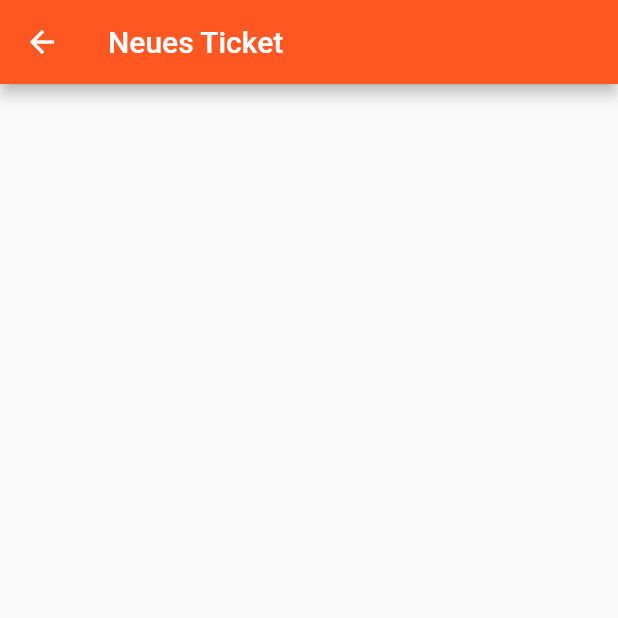
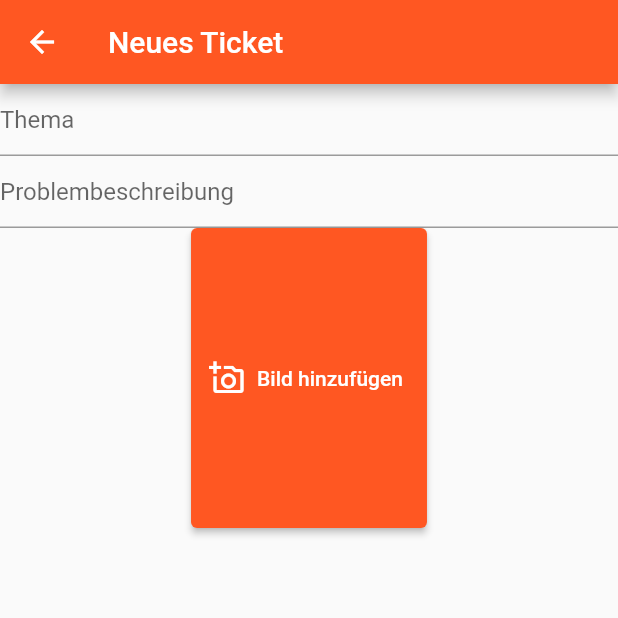
Before and after one commit to mayaArh/Hausmeisterapp, a Flutter app: the TicketCreationView screen opened by its route, on a phone screen of 412 x 824 dp, the top half of it. Run offline on Flutter 3.47's test engine with Material 2 defaults, Android fonts, the phone set to English and light mode, and no system bars; our stand-ins replace firebase_auth, firebase_core, flutter_secure_storage, image_picker, sqflite; accounts and stored records are empty.

```diff
--- a/lib/constants/routes.dart
+++ b/lib/constants/routes.dart
@@ -2,4 +2,4 @@ const loginRoute = '/login/';
 const registerRoute = '/register/';
 const renterHomeRoute = '/renter_home/';
 const verifyEmailRoute = '/verify_email/';
-const newTicketRoute = 'renter_views/new_ticket/';
+const newTicketRoute = 'renter_views/create_ticket/';
--- a/lib/main.dart
+++ b/lib/main.dart
@@ -1,6 +1,6 @@
 import 'package:flutter/material.dart';
 import 'package:mein_digitaler_hausmeister/services/auth/auth_service.dart';
-import 'package:mein_digitaler_hausmeister/views/renter_views/create_ticket.dart';
+import 'package:mein_digitaler_hausmeister/views/renter_views/create_ticket_view.dart';
 import 'constants/routes.dart';
 import 'views/login_view.dart';
 import 'views/register_view.dart';
--- a/lib/services/crud/tickets_service.dart
+++ b/lib/services/crud/tickets_service.dart
@@ -1,6 +1,4 @@
 import 'dart:async';
-
-import 'package:image/image.dart';
 
 import 'package:flutter/foundation.dart';
 import 'package:mein_digitaler_hausmeister/enums/ticket_status.dart';
@@ -135,6 +133,7 @@ class TicketService {
         id: ticketId,
         userId: owner.id,
         imgId: null,
+        topic: '',
         description: '',
         status: TicketStatus.open,
         isSyncedWithCloud: true);
@@ -273,13 +272,20 @@ class DatabaseUser {
 @immutable
 class DatabaseTicketImage {
   final int id;
-  final Image img;
+  final String img;
 
   const DatabaseTicketImage({required this.id, required this.img});
 
-  DatabaseTicketImage.fromRow(Map<String, int> map)
+  DatabaseTicketImage.fromRow(Map<String, dynamic> map)
       : id = map[idColumn] as int,
-        img = map[imgColumn] as Image;
+        img = map[imgColumn] as String;
+
+  Map<String, dynamic> toMap() {
+    var map = <String, dynamic>{};
+    map['id'] = id;
+    map['image'] = img;
+    return map;
+  }
 
   @override
   String toString() => 'Photo ID: $id';
@@ -296,6 +302,7 @@ class DatabaseTicket {
   final int id;
   final int userId;
   final int? imgId;
+  final String topic;
   final String description;
   final TicketStatus status;
   final bool isSyncedWithCloud;
@@ -304,6 +311,7 @@ class DatabaseTicket {
       {required this.id,
       required this.userId,
       required this.imgId,
+      required this.topic,
       required this.description,
       required this.status,
       required this.isSyncedWithCloud});
@@ -311,6 +319,7 @@ class DatabaseTicket {
   DatabaseTicket.fromRow(Map<String, Object?> map)
       : id = map[idColumn] as int,
         userId = map[userIdColumn] as int,
+        topic = map[topicColumn] as String,
         description = map[descriptionColumn] as String,
         imgId = map[imgIdColumn] as int?,
         status = TicketStatus.values.byName(map[statusColumn] as String),
@@ -318,7 +327,7 @@ class DatabaseTicket {
 
   @override
   String toString() =>
-      'Ticket: ID = $id, ${userId.toString()}, description: $description, ${imgId.toString()}, status: ${status.toString()}, isSyncedWithCloud: ${isSyncedWithCloud.toString()}';
+      'Ticket: ID = $id, ${userId.toString()}, topic: $topic, description: $description, ${imgId.toString()}, status: ${status.toString()}, isSyncedWithCloud: ${isSyncedWithCloud.toString()}';
 
   @override
   bool operator ==(covariant DatabaseTicket other) => id == other.id;
@@ -335,6 +344,7 @@ const lastNameColumn = 'lastName';
 const emailColumn = 'email';
 const imgColumn = 'image';
 const userColumn = 'user';
+const topicColumn = 'topic';
 const descriptionColumn = 'description';
 const imgIdColumn = 'imageId';
 const statusColumn = 'status';
@@ -351,17 +361,18 @@ const createUserTable = '''CREATE TABLE IF NOT EXISTS "users" (
       );''';
 const createTicketPhotoTable = '''CREATE TABLE IF NOT EXISTS "ticket_photos" (
         "id" INTEGER NOT NULL,
-        "image" TEXT NOT NULL;
+        "image" TEXT NOT NULL,
         PRIMARY KEY("id" AUTOINCREMENT)
       );''';
 const createTicketTable = '''CREATE TABLE IF NOT EXISTS "tickets" (
         "id" INTEGER NOT NULL,
         "userId" INTEGER NOT NULL,
         "imageId" INTEGER,
+        "topic" TEXT NOT NULL,
         "description" TEXT,
         "status" TEXT NOT NULL,
         "isSyncedWithCloud" INTEGER NOT NULL DEFAULT 0,
-        FOREIGN KEY ("user_id") REFERENCES "users"("id"),
+        FOREIGN KEY ("userId") REFERENCES "users"("id"),
         FOREIGN KEY ("imageId") REFERENCES "ticket_photos"("id"),
         PRIMARY KEY("id" AUTOINCREMENT)
       );''';
--- a/lib/views/renter_views/create_ticket.dart
+++ /dev/null
@@ -1,19 +0,0 @@
-import 'package:flutter/material.dart';
-import 'package:flutter/src/widgets/framework.dart';
-import 'package:flutter/src/widgets/placeholder.dart';
-
-class TicketCreationView extends StatefulWidget {
-  const TicketCreationView({super.key});
-
-  @override
-  State<TicketCreationView> createState() => _TicketCreationViewState();
-}
-
-class _TicketCreationViewState extends State<TicketCreationView> {
-  @override
-  Widget build(BuildContext context) {
-    return Scaffold(
-      appBar: AppBar(title: const Text('Neues Ticket')),
-    );
-  }
-}
--- /dev/null
+++ b/lib/views/renter_views/create_ticket_view.dart
@@ -0,0 +1,93 @@
+import 'dart:convert';
+import 'dart:io';
+
+import 'package:flutter/material.dart';
+import 'package:flutter/src/widgets/framework.dart';
+import 'package:flutter/src/widgets/placeholder.dart';
+import 'package:image_picker/image_picker.dart';
+
+import '../../services/crud/tickets_service.dart';
+
+class ImageCouldNotBeReadAsBytes implements Exception {}
+
+class TicketCreationView extends StatefulWidget {
+  const TicketCreationView({super.key});
+
+  @override
+  State<TicketCreationView> createState() => _TicketCreationViewState();
+}
+
+class _TicketCreationViewState extends State<TicketCreationView> {
+  DatabaseTicket? _ticket;
+  late final TicketService _ticketService;
+
+  late final TextEditingController _topic;
+  late final TextEditingController _description;
+  late final ImagePicker _imagePicker;
+
+  XFile? _image;
+  String _imageLocation = '';
+
+  void _getImage(BuildContext context) async {
+    XFile? image = await _imagePicker.pickImage(source: ImageSource.camera);
+    if (image != null) {
+      try {
+        final bytes = await image.readAsBytes();
+        final imageLocation = base64Encode(bytes);
+        setState(() {
+          _image = image;
+          _imageLocation = imageLocation;
+        });
+      } catch (_) {
+        throw ImageCouldNotBeReadAsBytes();
+      }
+    }
+  }
+
+  @override
+  void initState() {
+    _topic = TextEditingController();
+    _description = TextEditingController();
+    _imagePicker = ImagePicker();
+    super.initState();
+  }
+
+  @override
+  void dispose() {
+    _topic.dispose();
+    _description.dispose();
+    super.dispose();
+  }
+
+  @override
+  Widget build(BuildContext context) {
+    return Scaffold(
+        appBar: AppBar(title: const Text('Neues Ticket')),
+        body: Column(
+          children: [
+            TextField(
+                controller: _topic,
+                keyboardType: TextInputType.text,
+                decoration: const InputDecoration(
+                  hintText: 'Thema',
+                )),
+            TextField(
+                controller: _description,
+                keyboardType: TextInputType.text,
+                decoration: const InputDecoration(
+                  hintText: 'Problembeschreibung',
+                )),
+            SizedBox(
+              height: 200,
+              child: ElevatedButton.icon(
+                  onPressed: () {
+                    _getImage(context);
+                    Image.file(File(_image!.path), height: 200);
+                  },
+                  icon: const Icon(Icons.add_a_photo_outlined),
+                  label: const Text('Bild hinzufügen')),
+            ),
+          ],
+        ));
+  }
+}
--- a/pubspec.yaml
+++ b/pubspec.yaml
@@ -45,6 +45,8 @@ dependencies:
   image: ^4.0.16
   path: ^1.8.2
   flutter_secure_storage: ^8.0.0
+  image_picker: ^0.8.7+5
+  firebase_storage: ^11.2.0
 
 dev_dependencies:
   flutter_test:
```
Also changed, not shown: pubspec.lock, 4 other files.
